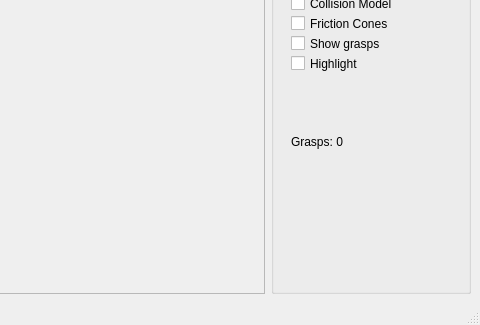
Qt form GraspPlanning/examples/GraspPlanner/GraspPlanner.ui (softbankrobotics-research/Simox) before a commit; both pictures show x 599 to 1079 and y 494 to 819 of the 1079 by 819 pixel window.
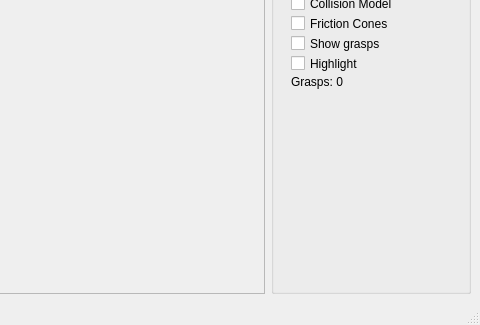
The same form after that commit.

Diff of the .ui file:
```diff
--- a/GraspPlanning/examples/GraspPlanner/GraspPlanner.ui
+++ b/GraspPlanning/examples/GraspPlanner/GraspPlanner.ui
@@ -276,9 +276,9 @@
        <property name="geometry">
         <rect>
          <x>20</x>
-         <y>620</y>
+         <y>560</y>
          <width>161</width>
-         <height>111</height>
+         <height>171</height>
         </rect>
        </property>
        <property name="text">
```
